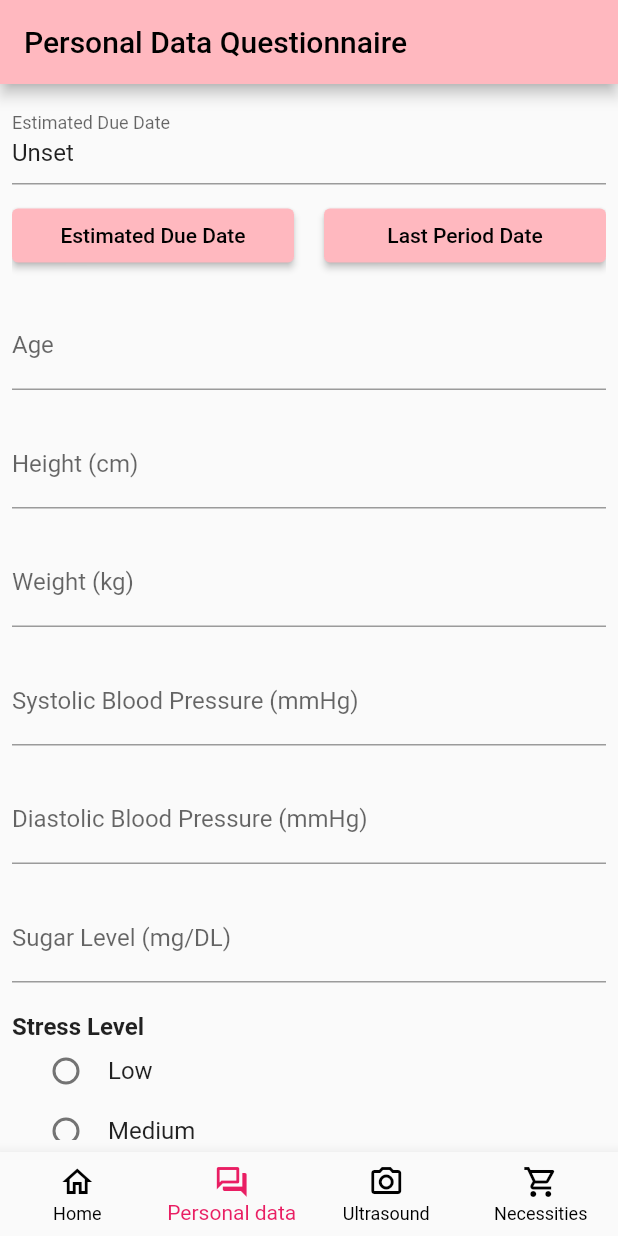
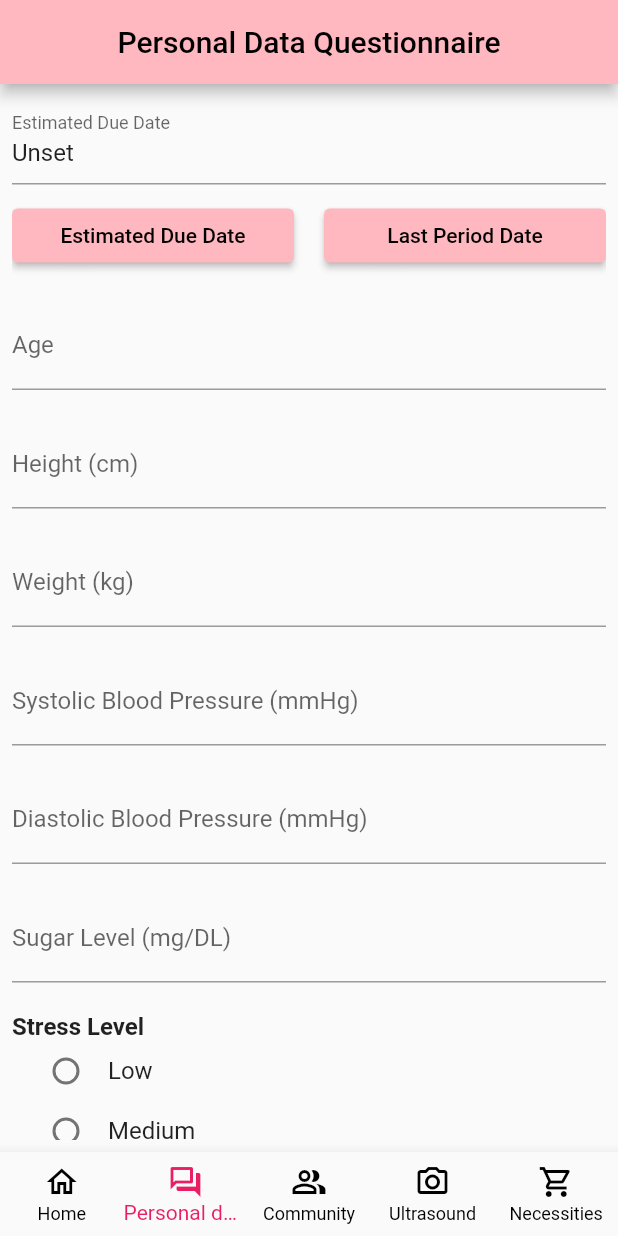
Before and after one commit to yiwan-21/umh23-pregnancy, a Flutter app: the screen it shows after launch, item 2 of the bottom bar chosen, on a phone screen of 412 x 824 dp. Run offline on Flutter 3.47's test engine with Material 2 defaults, Android fonts, the phone set to English and light mode, and no system bars; our stand-ins replace image_picker; network calls fail.

Commit message:
feat community

```diff
--- a/lib/navigation.dart
+++ b/lib/navigation.dart
@@ -3,6 +3,7 @@ import 'home.dart';
 import 'question.dart';
 import 'ultrasound.dart';
 import 'necessities.dart';
+import 'community.dart';
 
 class Navigation extends StatefulWidget {
   const Navigation({super.key});
@@ -28,6 +29,7 @@ class _NavigationState extends State<Navigation> {
   final Map<String, Widget> _pages = {
     "Home": const Home(),
     "Personal data": const Question(),
+    "Community": const Community(),
     "Ultrasound": const Ultrasound(),
     "Partner": Necessities(),
   };
@@ -52,6 +54,10 @@ class _NavigationState extends State<Navigation> {
             label: 'Personal data',
           ),
           BottomNavigationBarItem(
+            icon: Icon(Icons.people_alt_outlined),
+            label: 'Community',
+          ),
+          BottomNavigationBarItem(
             icon: Icon(Icons.camera_alt_outlined),
             label: 'Ultrasound',
           ),
--- a/lib/question.dart
+++ b/lib/question.dart
@@ -55,6 +55,7 @@ class _QuestionState extends State<Question> {
     return Scaffold(
       appBar: AppBar(
         title: const Text('Personal Data Questionnaire'),
+        centerTitle: true,
       ),
       body: Container(
         padding: const EdgeInsets.all(8.0),
--- a/lib/ultrasound.dart
+++ b/lib/ultrasound.dart
@@ -44,6 +44,7 @@ class _UltrasoundState extends State<Ultrasound> {
     return Scaffold(
         appBar: AppBar(
           title: const Text('Ultrasound'),
+          centerTitle: true,
         ),
         body: ListView(
           children: [
```
Also changed, not shown: lib/community.dart (added, +37 -0 lines).
